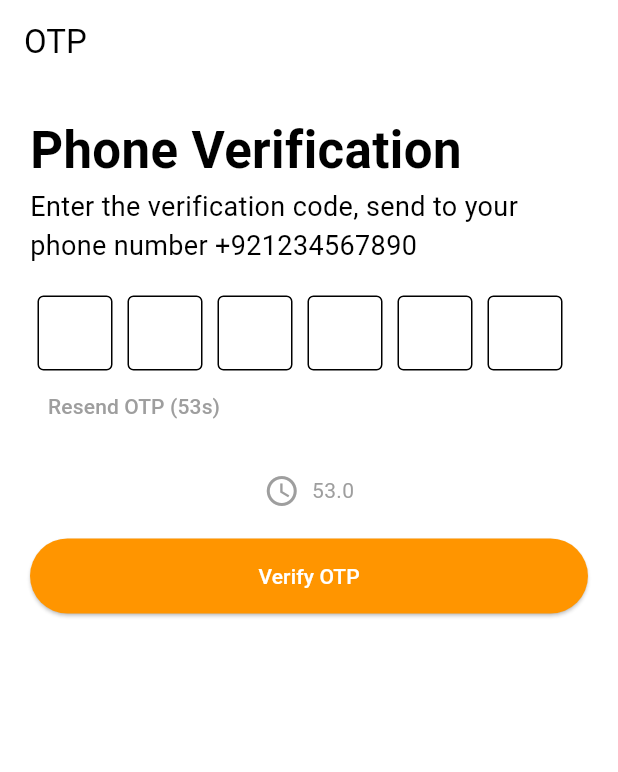
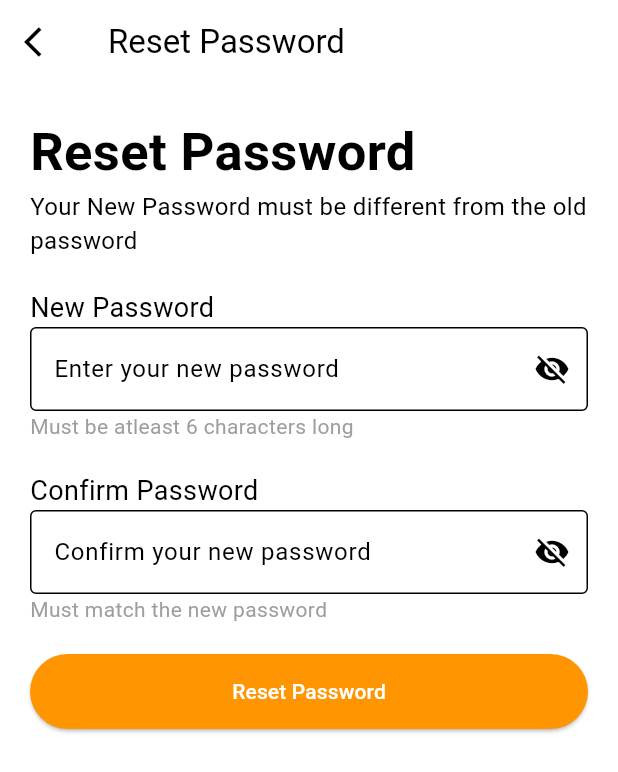
Before and after one commit to 3SyedShayan/account_login, a Flutter app: the screen it shows after launch, on a phone screen of 412 x 824 dp. Shown: the top 772 px of the screen. Run offline on Flutter 3.47's test engine with Material 3 defaults, Android fonts, the phone set to English and light mode, and no system bars; our stand-ins replace firebase_auth, firebase_core; accounts and stored records are empty; Roboto replaces fonts that are missing (Poppins).

Commit message:
Reset Passwords Screen

```diff
--- a/lib/main.dart
+++ b/lib/main.dart
@@ -4,6 +4,7 @@ import 'package:account_login/screens/login.dart';
 import 'package:account_login/screens/onboarding.dart';
 import 'package:account_login/screens/otp.dart';
 import 'package:account_login/screens/register.dart';
+import 'package:account_login/screens/reset_password.dart';
 import 'package:firebase_core/firebase_core.dart';
 import 'package:flutter/material.dart';
 import 'firebase_options.dart';
@@ -51,7 +52,7 @@ class MyApp extends StatelessWidget {
     return MaterialApp(
       theme: theme,
       debugShowCheckedModeBanner: false,
-      home: OTPScreen(),
+      home: ResetPasswordScreen(),
     );
   }
 }
--- /dev/null
+++ b/lib/screens/reset_password.dart
@@ -0,0 +1,149 @@
+import 'package:account_login/main.dart';
+import 'package:flutter/material.dart';
+
+class ResetPasswordScreen extends StatefulWidget {
+  const ResetPasswordScreen({super.key});
+
+  @override
+  State<ResetPasswordScreen> createState() => _ResetPasswordScreenState();
+}
+
+class _ResetPasswordScreenState extends State<ResetPasswordScreen> {
+  TextEditingController pass1 = TextEditingController();
+  TextEditingController pass2 = TextEditingController();
+  bool _isPass1Obscure = false;
+  bool _isPass2Obscure = false;
+  String password = "";
+  var _form = GlobalKey<FormState>();
+
+  void validatePasswords() {
+    var isValid = _form.currentState!.validate();
+
+    if (isValid) {
+      ScaffoldMessenger.of(
+        context,
+      ).showSnackBar(SnackBar(content: Text('Passwords are valid')));
+      password = pass1.text;
+    } else {
+      ScaffoldMessenger.of(
+        context,
+      ).showSnackBar(SnackBar(content: Text('Passwords do not match')));
+    }
+    print(isValid);
+  }
+
+  @override
+  void dispose() {
+    pass1.dispose();
+    pass2.dispose();
+    super.dispose();
+  }
+
+  @override
+  Widget build(BuildContext context) {
+    return Scaffold(
+      appBar: AppBar(
+        leading: IconButton(
+          icon: Icon(Icons.arrow_back_ios, color: black),
+          onPressed: () => Navigator.pop(context),
+        ),
+        title: Text("Reset Password"),
+      ),
+      body: Padding(
+        padding: const EdgeInsets.all(20),
+        child: Form(
+          key: _form,
+          child: Column(
+            crossAxisAlignment: CrossAxisAlignment.start,
+            children: [
+              Text(
+                "Reset Password",
+                style: TextStyle(fontSize: 35, fontWeight: FontWeight.bold),
+              ),
+              Text(
+                "Your New Password must be different from the old password",
+                style: TextStyle(fontSize: 16),
+              ),
+              SizedBox(height: 20),
+              Text("New Password", style: TextStyle(fontSize: 18)),
+              TextFormField(
+                controller: pass1,
+                validator: (value) {
+                  if (value == null ||
+                      value.isEmpty ||
+                      value.length < 6 ||
+                      pass1.text != pass2.text) {
+                    return "Please enter a new password";
+                  }
+                  return null;
+                },
+                obscureText: _isPass1Obscure,
+                decoration: InputDecoration(
+                  suffixIcon: IconButton(
+                    icon: Icon(
+                      _isPass1Obscure ? Icons.visibility : Icons.visibility_off,
+                    ),
+
+                    onPressed: () {
+                      setState(() {
+                        _isPass1Obscure = !_isPass1Obscure;
+                      });
+                    },
+                  ),
+                  border: OutlineInputBorder(),
+                  hintText: 'Enter your new password',
+                ),
+                onSaved: (value) {},
+              ),
+
+              Text(
+                "Must be atleast 6 characters long",
+                style: TextStyle(color: Colors.grey),
+              ),
+              SizedBox(height: 20),
+              Text("Confirm Password", style: TextStyle(fontSize: 18)),
+              TextFormField(
+                validator: (value) {
+                  if (value == null ||
+                      value.isEmpty ||
+                      value.length < 6 ||
+                      pass1.text != pass2.text) {
+                    return "Please enter a new password";
+                  }
+                  return null;
+                },
+                obscureText: _isPass2Obscure,
+                decoration: InputDecoration(
+                  suffixIcon: IconButton(
+                    icon: Icon(
+                      _isPass2Obscure ? Icons.visibility : Icons.visibility_off,
+                    ),
+                    onPressed: () {
+                      setState(() {
+                        _isPass2Obscure = !_isPass2Obscure;
+                      });
+                    },
+                  ),
+                  border: OutlineInputBorder(),
+                  hintText: 'Confirm your new password',
+                ),
+                controller: pass2,
+              ),
+              Text(
+                "Must match the new password",
+                style: TextStyle(color: Colors.grey),
+              ),
+              SizedBox(height: 20),
+              ElevatedButton(
+                onPressed: () {
+                  validatePasswords();
+                },
+                child: Text("Reset Password"),
+              ),
+            ],
+          ),
+        ),
+      ),
+    );
+  }
+}
```
Also changed, not shown: 1 other file.
